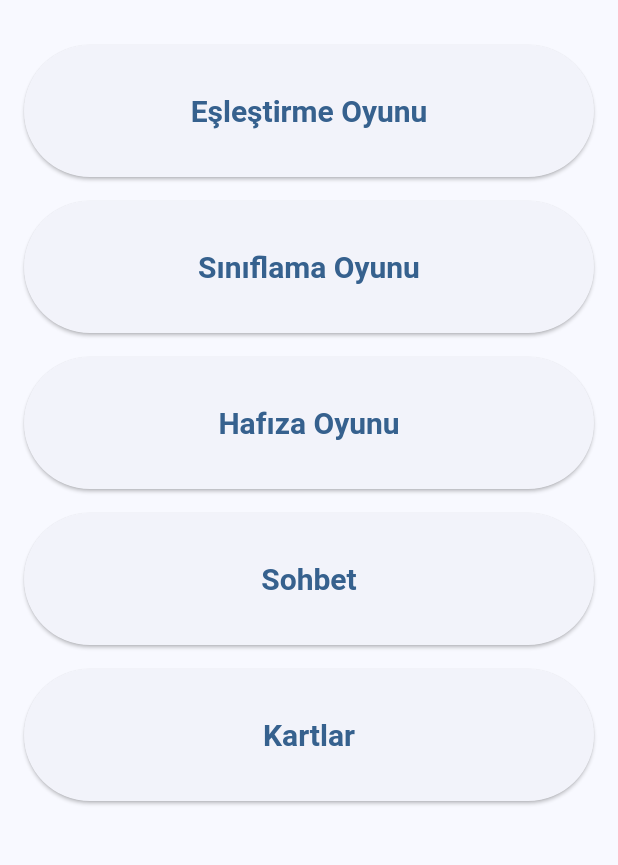
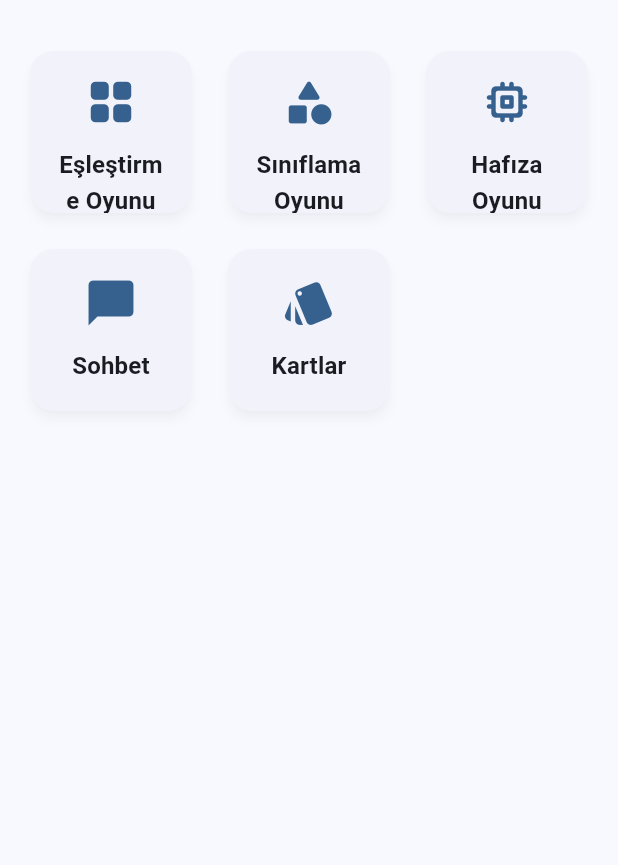
Before and after one commit to finix326/abafnx, a Flutter app: the HomePage screen opened directly, on a phone screen of 412 x 824 dp, the part 63-928 px from its top. Run offline on Flutter 3.47's test engine with Material 3 defaults, Android fonts, the light colour scheme and no system bars; our stand-ins replace fl_chart, google_generative_ai, hive, hive_flutter, image_picker, pdf and 2 more; missing offline and left inert: flutter_sound; accounts and stored records are empty.

Commit message:
Refine home screen buttons with grid layout

```diff
--- a/lib/main.dart
+++ b/lib/main.dart
@@ -108,13 +108,18 @@ class HomePage extends StatelessWidget {
       appBar: AppBar(title: const Text('Ana Sayfa')),
       drawer: const _TerapistDrawer(),
       body: SafeArea(
-        child: SingleChildScrollView(
+        child: Padding(
           padding: const EdgeInsets.all(16),
-          child: Column(
-            crossAxisAlignment: CrossAxisAlignment.stretch,
+          child: GridView.count(
+            crossAxisCount: 3,
+            crossAxisSpacing: 16,
+            mainAxisSpacing: 16,
+            childAspectRatio: 1,
             children: [
-              _BigButton(
-                text: 'Eşleştirme Oyunu',
+              _HomeActionCard(
+                action: _HomeAction(
+                  title: 'Eşleştirme Oyunu',
+                  icon: Icons.grid_view_rounded,
                   onTap: () {
                     Navigator.push(
                       context,
@@ -124,20 +129,25 @@ class HomePage extends StatelessWidget {
                     );
                   },
                 ),
-              const SizedBox(height: 16),
-              _BigButton(
-                text: 'Sınıflama Oyunu',
+              ),
+              _HomeActionCard(
+                action: _HomeAction(
+                  title: 'Sınıflama Oyunu',
+                  icon: Icons.category_rounded,
                   onTap: () {
                     Navigator.push(
                       context,
                       MaterialPageRoute(
-                        builder: (_) => const SiniflamaOyunuSayfasi()),
+                        builder: (_) => const SiniflamaOyunuSayfasi(),
+                      ),
                     );
                   },
                 ),
-              const SizedBox(height: 16),
-              _BigButton(
-                text: 'Hafıza Oyunu',
+              ),
+              _HomeActionCard(
+                action: _HomeAction(
+                  title: 'Hafıza Oyunu',
+                  icon: Icons.memory_rounded,
                   onTap: () {
                     Navigator.push(
                       context,
@@ -147,9 +157,11 @@ class HomePage extends StatelessWidget {
                     );
                   },
                 ),
-              const SizedBox(height: 16),
-              _BigButton(
-                text: 'Sohbet',
+              ),
+              _HomeActionCard(
+                action: _HomeAction(
+                  title: 'Sohbet',
+                  icon: Icons.chat_bubble_rounded,
                   onTap: () {
                     Navigator.push(
                       context,
@@ -159,16 +171,20 @@ class HomePage extends StatelessWidget {
                     );
                   },
                 ),
-              const SizedBox(height: 16),
-              _BigButton(
-                text: 'Kartlar',
+              ),
+              _HomeActionCard(
+                action: _HomeAction(
+                  title: 'Kartlar',
+                  icon: Icons.style_rounded,
                   onTap: () {
                     Navigator.push(
                       context,
                       MaterialPageRoute(
-                        builder: (_) => const KartlarSayfasi()),
+                        builder: (_) => const KartlarSayfasi(),
+                      ),
                     );
                   },
+                ),
               ),
             ],
           ),
@@ -178,21 +194,54 @@ class HomePage extends StatelessWidget {
   }
 }
 
-class _BigButton extends StatelessWidget {
-  final String text;
+class _HomeAction {
+  const _HomeAction({
+    required this.title,
+    required this.icon,
+    required this.onTap,
+  });
+
+  final String title;
+  final IconData icon;
   final VoidCallback onTap;
-  const _BigButton({required this.text, required this.onTap});
+}
+
+class _HomeActionCard extends StatelessWidget {
+  const _HomeActionCard({required this.action});
+
+  final _HomeAction action;
 
   @override
   Widget build(BuildContext context) {
-    return SizedBox(
-      height: 88,
-      child: ElevatedButton(
-        onPressed: onTap,
-        style: ElevatedButton.styleFrom(
-          textStyle: const TextStyle(fontSize: 20, fontWeight: FontWeight.w600),
+    final colorScheme = Theme.of(context).colorScheme;
+    return Card(
+      clipBehavior: Clip.antiAlias,
+      elevation: 3,
+      shadowColor: colorScheme.shadow.withOpacity(0.2),
+      shape: RoundedRectangleBorder(borderRadius: BorderRadius.circular(16)),
+      child: InkWell(
+        onTap: action.onTap,
+        child: Padding(
+          padding: const EdgeInsets.all(16),
+          child: Column(
+            mainAxisAlignment: MainAxisAlignment.center,
+            children: [
+              Icon(
+                action.icon,
+                size: 36,
+                color: colorScheme.primary,
               ),
-        child: Text(text),
+              const SizedBox(height: 12),
+              Text(
+                action.title,
+                textAlign: TextAlign.center,
+                style: Theme.of(context).textTheme.titleMedium?.copyWith(
+                      fontWeight: FontWeight.w600,
+                    ),
+              ),
+            ],
+          ),
+        ),
       ),
     );
   }
```
Lines whose indentation alone changed are shown as unchanged.
